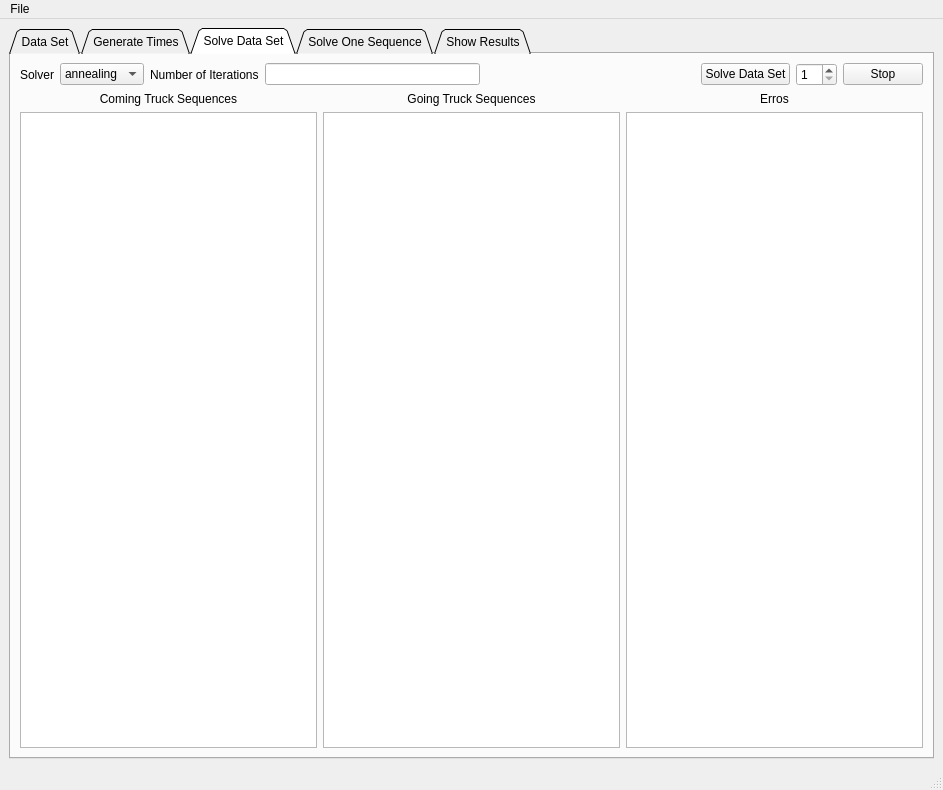
mparlaktuna/capraz_sevkiyat1, file windows/main_window.ui: the form before one commit.
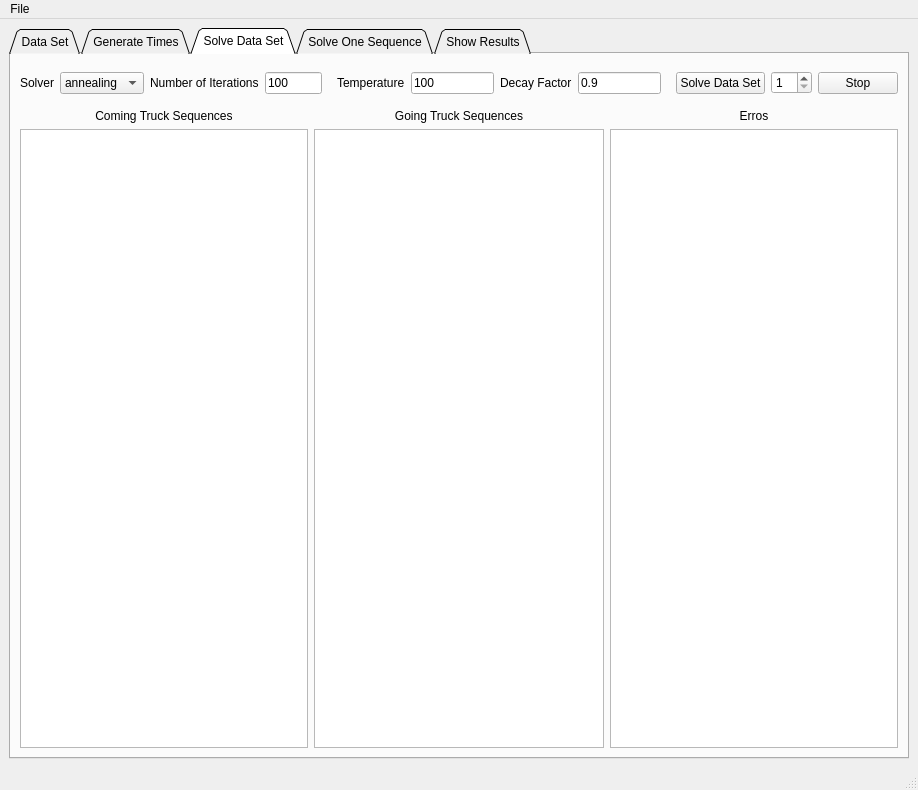
The form after the commit. The open tabs and pages were chosen to show the change. Custom widgets are drawn as their Qt base class.

```diff
--- a/windows/main_window.ui
+++ b/windows/main_window.ui
@@ -6,7 +6,7 @@
    <rect>
     <x>0</x>
     <y>0</y>
-    <width>943</width>
+    <width>918</width>
     <height>790</height>
    </rect>
   </property>
@@ -364,60 +364,9 @@
        <attribute name="title">
         <string>Solve Data Set</string>
        </attribute>
-       <layout class="QGridLayout" name="gridLayout_4">
-        <item row="1" column="0">
-         <layout class="QVBoxLayout" name="verticalLayout_6">
-          <item>
-           <widget class="QLabel" name="label_4">
-            <property name="text">
-             <string>Coming Truck Sequences</string>
-            </property>
-            <property name="alignment">
-             <set>Qt::AlignCenter</set>
-            </property>
-           </widget>
-          </item>
-          <item>
-           <widget class="QTableView" name="coming_sequence_table"/>
-          </item>
-         </layout>
-        </item>
-        <item row="1" column="1">
-         <layout class="QVBoxLayout" name="verticalLayout_7">
-          <item>
-           <widget class="QLabel" name="label_5">
-            <property name="text">
-             <string>Going Truck Sequences</string>
-            </property>
-            <property name="alignment">
-             <set>Qt::AlignCenter</set>
-            </property>
-           </widget>
-          </item>
-          <item>
-           <widget class="QTableView" name="going_sequence_table"/>
-          </item>
-         </layout>
-        </item>
-        <item row="1" column="2">
-         <layout class="QVBoxLayout" name="verticalLayout_8">
-          <item>
-           <widget class="QLabel" name="label_6">
-            <property name="text">
-             <string>Erros</string>
-            </property>
-            <property name="alignment">
-             <set>Qt::AlignCenter</set>
-            </property>
-           </widget>
-          </item>
-          <item>
-           <widget class="QTableView" name="sequence_error_table"/>
-          </item>
-         </layout>
-        </item>
+       <layout class="QGridLayout" name="gridLayout_7" rowstretch="0,3">
         <item row="0" column="0" colspan="3">
-         <layout class="QHBoxLayout" name="horizontalLayout">
+         <layout class="QHBoxLayout" name="horizontalLayout_4">
           <item>
            <widget class="QLabel" name="solverLabel">
             <property name="text">
@@ -447,20 +396,90 @@
            </widget>
           </item>
           <item>
-           <widget class="QLineEdit" name="numberOfIterationsLineEdit"/>
+           <widget class="QLineEdit" name="numberOfIterationsLineEdit">
+            <property name="text">
+             <string>100</string>
+            </property>
+           </widget>
           </item>
           <item>
-           <spacer name="horizontalSpacer">
-            <property name="orientation">
-             <enum>Qt::Horizontal</enum>
+           <widget class="QStackedWidget" name="stackedWidget">
+            <property name="currentIndex">
+             <number>0</number>
             </property>
-            <property name="sizeHint" stdset="0">
-             <size>
-              <width>40</width>
-              <height>20</height>
-             </size>
-            </property>
-           </spacer>
+            <widget class="QWidget" name="page">
+             <layout class="QGridLayout" name="gridLayout_4">
+              <item row="0" column="0">
+               <layout class="QHBoxLayout" name="horizontalLayout">
+                <item>
+                 <widget class="QLabel" name="label_7">
+                  <property name="text">
+                   <string>Temperature</string>
+                  </property>
+                 </widget>
+                </item>
+                <item>
+                 <widget class="QLineEdit" name="tempereature_line_edit">
+                  <property name="text">
+                   <string>100</string>
+                  </property>
+                 </widget>
+                </item>
+                <item>
+                 <widget class="QLabel" name="label_9">
+                  <property name="text">
+                   <string>Decay Factor</string>
+                  </property>
+                 </widget>
+                </item>
+                <item>
+                 <widget class="QLineEdit" name="decav_factor_line_edit">
+                  <property name="text">
+                   <string>0.9</string>
+                  </property>
+                 </widget>
+                </item>
+               </layout>
+              </item>
+             </layout>
+            </widget>
+            <widget class="QWidget" name="page_2">
+             <layout class="QGridLayout" name="gridLayout_8">
+              <item row="0" column="0">
+               <layout class="QHBoxLayout" name="horizontalLayout_3">
+                <item>
+                 <widget class="QLabel" name="label_10">
+                  <property name="text">
+                   <string># of Neighbours </string>
+                  </property>
+                 </widget>
+                </item>
+                <item>
+                 <widget class="QLineEdit" name="number_of_tabu_neighbours_line_edit">
+                  <property name="text">
+                   <string>5</string>
+                  </property>
+                 </widget>
+                </item>
+                <item>
+                 <widget class="QLabel" name="label_11">
+                  <property name="text">
+                   <string># of Tabu</string>
+                  </property>
+                 </widget>
+                </item>
+                <item>
+                 <widget class="QLineEdit" name="number_of_tabu_line_edit">
+                  <property name="text">
+                   <string>4</string>
+                  </property>
+                 </widget>
+                </item>
+               </layout>
+              </item>
+             </layout>
+            </widget>
+           </widget>
           </item>
           <item>
            <widget class="QPushButton" name="solve_data_set_button">
@@ -488,6 +507,57 @@
           </item>
          </layout>
         </item>
+        <item row="1" column="0">
+         <layout class="QVBoxLayout" name="verticalLayout_6">
+          <item>
+           <widget class="QLabel" name="label_4">
+            <property name="text">
+             <string>Coming Truck Sequences</string>
+            </property>
+            <property name="alignment">
+             <set>Qt::AlignCenter</set>
+            </property>
+           </widget>
+          </item>
+          <item>
+           <widget class="QTableView" name="coming_sequence_table"/>
+          </item>
+         </layout>
+        </item>
+        <item row="1" column="1">
+         <layout class="QVBoxLayout" name="verticalLayout_7">
+          <item>
+           <widget class="QLabel" name="label_5">
+            <property name="text">
+             <string>Going Truck Sequences</string>
+            </property>
+            <property name="alignment">
+             <set>Qt::AlignCenter</set>
+            </property>
+           </widget>
+          </item>
+          <item>
+           <widget class="QTableView" name="going_sequence_table"/>
+          </item>
+         </layout>
+        </item>
+        <item row="1" column="2">
+         <layout class="QVBoxLayout" name="verticalLayout_8">
+          <item>
+           <widget class="QLabel" name="label_6">
+            <property name="text">
+             <string>Erros</string>
+            </property>
+            <property name="alignment">
+             <set>Qt::AlignCenter</set>
+            </property>
+           </widget>
+          </item>
+          <item>
+           <widget class="QTableView" name="sequence_error_table"/>
+          </item>
+         </layout>
+        </item>
        </layout>
       </widget>
       <widget class="QWidget" name="tab_4">
@@ -593,7 +663,7 @@
     <rect>
      <x>0</x>
      <y>0</y>
-     <width>943</width>
+     <width>918</width>
      <height>21</height>
     </rect>
    </property>
```
Left out of the diff: 61 changed lines with no effect on the pictures.
